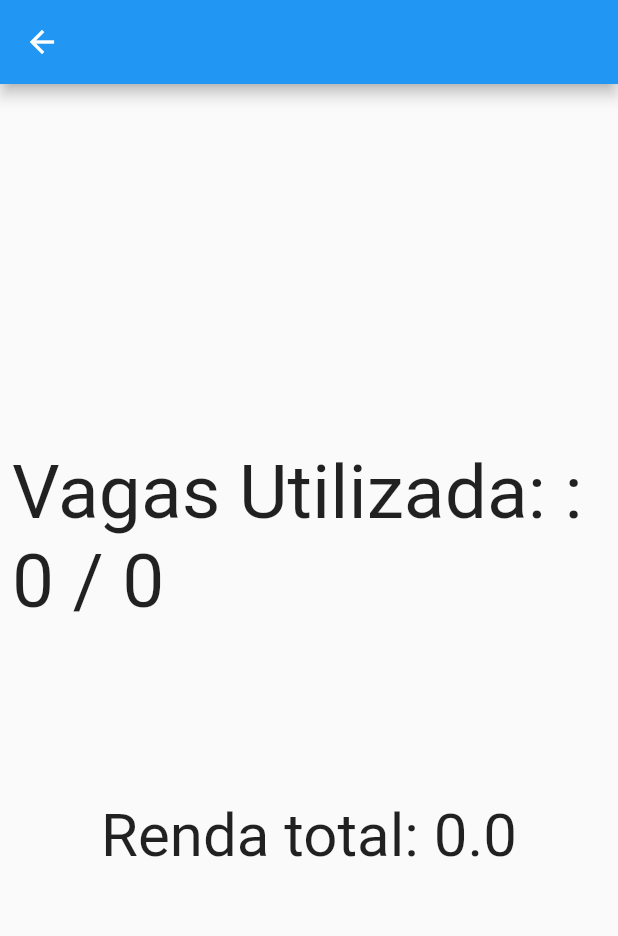
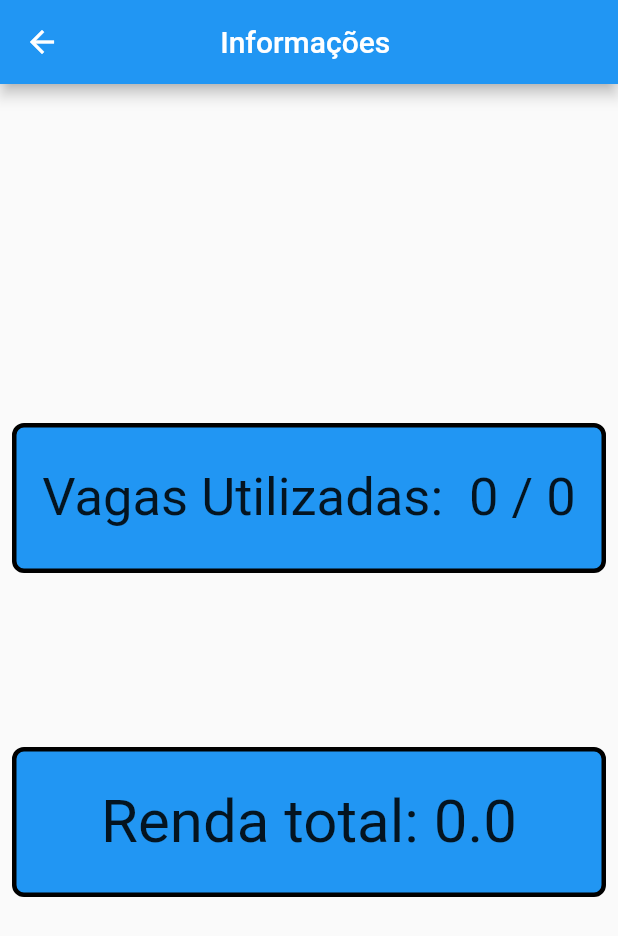
Before and after one commit to joaomiguelmarchi/Projeto-Final, a Flutter app: the screen it shows after launch, after a tap on "Informações", on a phone screen of 412 x 824 dp. Shown: the top 936 px of the screen. Run offline on Flutter 3.47's test engine with Material 2 defaults, Android fonts, the phone set to English and light mode, and no system bars; our stand-ins replace image_picker, shared_preferences, sqflite; accounts and stored records are empty; generated files the repository leaves out were written again.

Commit message:
Commit Final

```diff
--- a/lib/controller/locale_provider.dart
+++ b/lib/controller/locale_provider.dart
@@ -6,13 +6,11 @@ class LocaleProvider extends ChangeNotifier{
   Locale get locale => _locale;
 
   void changeLocale(){
-    print(_locale);
     if(_locale==L10n.all.first){
       _locale=L10n.all.last;
     }else if (_locale == L10n.all.last){
       _locale = L10n.all.first;
     }
-    print(_locale);
     notifyListeners();
   }
 }
--- a/lib/controller/provider_try.dart
+++ b/lib/controller/provider_try.dart
@@ -25,7 +25,7 @@ class ProviderTry extends ChangeNotifier {
   List<Cars> listacars = [];
   List<Records> listrecords = [];
   int numberofcars = 0;
-  var themevar;
+  var themevar = lightTheme;
   bool theme = true;
   File? image;
   double earn = 0;
@@ -54,9 +54,7 @@ class ProviderTry extends ChangeNotifier {
   }
 
   Future<void> setTheme(bool b) async {
-    print(theme);
     theme = b;
-    print(theme);
     final prefs = await SharedPreferences.getInstance();
     await prefs.setBool(_theme, theme);
     notifyListeners();
@@ -64,7 +62,7 @@ class ProviderTry extends ChangeNotifier {
 
   Future<void> getTheme() async {
     final prefs = await SharedPreferences.getInstance();
-    theme = await prefs.getBool(_theme) ?? true;
+    theme = prefs.getBool(_theme) ?? true;
     notifyListeners();
   }
 
@@ -91,18 +89,13 @@ class ProviderTry extends ChangeNotifier {
   }
 
   getPrice(int i) {
-    print(i);
     if (i >= -59) {
-      print('menos de uma hora');
       return 4.00;
     } else if (i >= -239 && i <= -60) {
-      print('entre uma e 4 horas');
       return 3.75;
     } else if (i >= -479 && i <= -240) {
-      print('entre 4 e 8 horas');
       return 3.50;
     } else if (i <= 480) {
-      print('mais de 8');
       return 8.00;
     }
     notifyListeners();
--- a/lib/l10n/app_en.arb
+++ b/lib/l10n/app_en.arb
@@ -4,7 +4,7 @@
     "initial_screen_btn2" : "Price per hour",
     "initial_screen_btn3" : "Enter a Vehicle",
     "initial_screen_btn4" : "Vehicles",
-    "initial_screen_btn5" : "Informations",
+    "initial_screen_btn5" : "Informations ",
     "screen1_title" : "Number of lots",
     "lots_list" : "Lot",
     "screen1n1_title" : "Type the number of lots",
@@ -18,6 +18,7 @@
     "cars_screen_title" : "Vehicles",
     "cars_screen_text" : "There is no vehicle",
     "records_screen_title" : "Records",
+    "records_screen_text" : "There is no Record!",
     "info_screen_text" : "Used Lots: ",
     "info_screen_text2" : "Total Earn: ",
     "settings_screen_title" : "Settings",
--- a/lib/l10n/app_pt.arb
+++ b/lib/l10n/app_pt.arb
@@ -4,7 +4,7 @@
     "initial_screen_btn2" : "Preço por hora",
     "initial_screen_btn3" : "Entradas",
     "initial_screen_btn4" : "Veículos",
-    "initial_screen_btn5" : "Informações",
+    "initial_screen_btn5" : "Informações ",
     "screen1_title" : "Número de vagas",
     "lots_list" : "Vaga",
     "screen1n1_title" : "Digite o número de vagas",
@@ -18,7 +18,8 @@
     "cars_screen_title" : "Veículos",
     "cars_screen_text" : "Não há nenhum veículo",
     "records_screen_title" : "Registros",
-    "info_screen_text" : "Vagas Utilizada: ",
+    "records_screen_text" : "Nenhum Registro!",
+    "info_screen_text" : "Vagas Utilizadas: ",
     "info_screen_text2" : "Renda total: ",
     "settings_screen_title" : "Configurações",
     "settings_screen_btn1" : "Mudar para o tema",
--- a/lib/model/cars.dart
+++ b/lib/model/cars.dart
@@ -65,7 +65,6 @@ class _CarsState extends State<Cars> {
               onPressed: () {
                 String end1 = DateFormat('yyyy-MM-dd KK:mm:ss').format(DateTime.now());
                 CRUD().delete(widget.carId);
-                  print(DateTime.parse(widget.start));
 
                 state.addRegister(
                   widget.ownername,
--- a/lib/model/records.dart
+++ b/lib/model/records.dart
@@ -91,7 +91,6 @@ class _RecordsState extends State<Records> {
                         onPressed: () {
                           setState(() {
                             price = state.getPrice(a);
-                            print(price);
                             state.getEarn(price);
                           });
                         },
--- a/lib/view/cars_screen.dart
+++ b/lib/view/cars_screen.dart
@@ -77,7 +77,7 @@ class _CarsScreenState extends State<CarsScreen> {
                               ),
                             ),
                             Padding(
-                              padding: EdgeInsets.all(8.0),
+                              padding: const EdgeInsets.all(8.0),
                               child: Text(
                                 AppLocalizations.of(context)!.cars_screen_text,
                                 style: const TextStyle(
--- a/lib/view/info_screen.dart
+++ b/lib/view/info_screen.dart
@@ -15,18 +15,31 @@ class _InfoScreenState extends State<InfoScreen> {
   Widget build(BuildContext context) {
     final state = Provider.of<ProviderTry>(context);
     return Scaffold(
-      appBar: AppBar(),
-      body: Column(
-        mainAxisAlignment: MainAxisAlignment.center,
-        children: [
+      appBar: AppBar(
+        centerTitle: true,
+        title: Text(AppLocalizations.of(context)!.initial_screen_btn5),
+      ),
+      body: Column(mainAxisAlignment: MainAxisAlignment.center, children: [
         Padding(
           padding: const EdgeInsets.all(8.0),
+          child: Container(
+            width: 400,
+            height: 100,
+            decoration: BoxDecoration(
+              color: Colors.blue,
+              borderRadius: BorderRadius.circular(8),
+              border: Border.all(
+                width: 3,
+                color: Colors.black,
+              ),
+            ),
             child: Center(
               child: Text(
-                  '${AppLocalizations.of(context)!.info_screen_text}: ${state.numberofcars} /'
+                '${AppLocalizations.of(context)!.info_screen_text} ${state.numberofcars} /'
                 ' ${state.listoflots.length}',
                 style: const TextStyle(
-                    fontSize: 50,
+                  fontSize: 35,
+                ),
               ),
             ),
           ),
@@ -37,12 +50,26 @@ class _InfoScreenState extends State<InfoScreen> {
         ),
         Padding(
           padding: const EdgeInsets.all(8.0),
-            child: Center(
-              child: Text('${AppLocalizations.of(context)!.info_screen_text2}${state.earn}', style: const TextStyle(fontSize:40),),
+          child: Container(
+            width: 400,
+            height: 100,
+            decoration: BoxDecoration(
+              color: Colors.blue,
+              borderRadius: BorderRadius.circular(8),
+              border: Border.all(
+                width: 3,
+                color: Colors.black,
               ),
             ),
-        ],
+            child: Center(
+              child: Text(
+                '${AppLocalizations.of(context)!.info_screen_text2}${state.earn}',
+                style: const TextStyle(fontSize: 40),
               ),
+            ),
+          ),
+        ),
+      ]),
     );
   }
 }
--- a/lib/view/initial_screen.dart
+++ b/lib/view/initial_screen.dart
@@ -159,19 +159,13 @@ class _InitialScreenState extends State<InitialScreen> {
                     },
                     child: Row(
                       children: [
-                        Padding(
-                          padding: const EdgeInsets.all(8.0),
-                          child: Text(
-                            AppLocalizations.of(context)!.initial_screen_btn5,
-                            style: const TextStyle(
-                              fontSize: 15,
-                            ),
+                        Text(
+                          AppLocalizations.of(context)!.initial_screen_btn5,
+                          style: const TextStyle(
+                            fontSize: 20,
                           ),
                         ),
-                        const Padding(
-                          padding: EdgeInsets.all(8.0),
-                          child: Icon(Icons.info_outline),
-                        ),
+                       const Icon(Icons.info_outline),
                       ],
                     ),
                   ),
```
Also changed, not shown: lib/model/CRUD.dart (+1 -16 lines), lib/view/enter_screen.dart (+14 -14 lines), lib/view/records_screen.dart (+13 -7 lines). Lines whose indentation alone changed are shown as unchanged.
